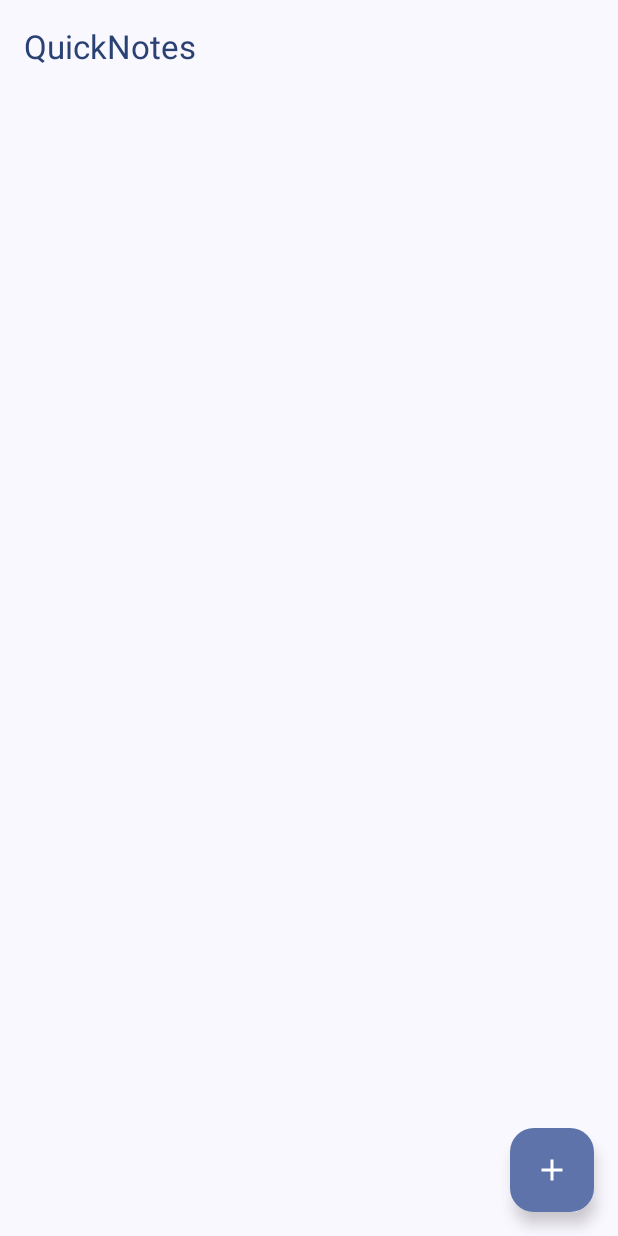
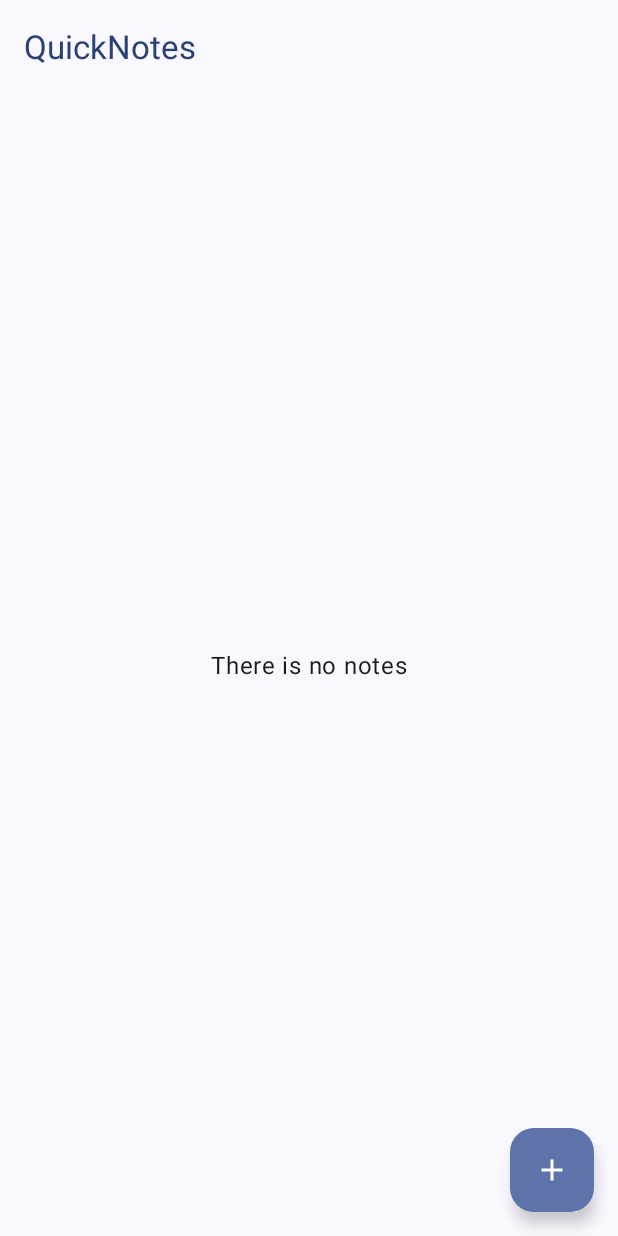
Before and after one commit to linxum/QuickNotes, an Android app built with Jetpack Compose: the screen it shows after launch (MainActivity), on a phone screen of 412 x 824 dp. Run offline under Robolectric (Android 15) with nearby library versions, the phone set to English and light mode, and no system bars; our stand-ins replace Room's generated code.

Commit message:
Added empty list message

```diff
--- a/app/src/main/java/com/smekhnyov/quicknotes/ui/noteList/NoteList.kt
+++ b/app/src/main/java/com/smekhnyov/quicknotes/ui/noteList/NoteList.kt
@@ -1,5 +1,7 @@
 package com.smekhnyov.quicknotes.ui.noteList
 
+import androidx.compose.foundation.layout.Box
+import androidx.compose.foundation.layout.fillMaxSize
 import androidx.compose.foundation.layout.padding
 import androidx.compose.foundation.lazy.LazyColumn
 import androidx.compose.material3.ExperimentalMaterial3Api
@@ -15,6 +17,8 @@ import com.smekhnyov.quicknotes.ui.theme.QuickNotesTheme
 import androidx.compose.material3.Icon
 import androidx.compose.material.icons.Icons
 import androidx.compose.material.icons.filled.Add
+import androidx.compose.ui.Alignment
+import androidx.compose.ui.Modifier
 import com.smekhnyov.quicknotes.data.Note
 import com.smekhnyov.quicknotes.ui.components.NoteListItem
 
@@ -46,13 +50,24 @@ fun NoteList(
                 }
             }
         ) { innerPadding ->
-            LazyColumn(modifier = androidx.compose.ui.Modifier.padding(innerPadding)) {
+            if (notes.isEmpty()) {
+                Box(
+                    modifier = Modifier
+                        .fillMaxSize()
+                        .padding(innerPadding),
+                    contentAlignment = Alignment.Center
+                ) {
+                    Text(text = stringResource(R.string.empty_note_list))
+                }
+            } else {
+                LazyColumn(modifier = Modifier.padding(innerPadding)) {
                     items(notes.size) { index ->
                         NoteListItem(
                             title = notes[index].title,
                             body = notes[index].body,
                             onClick = { onNoteClick(notes[index].id) }
                         )
+                    }
                 }
             }
         }
@@ -71,3 +86,13 @@ fun NoteListPreview() {
         onNoteClick = { /* Handle note click */ },
         onAddNote = { /* Handle add note */ })
 }
+
+@Preview
+@Composable
+fun NoteListEmptyPreview() {
+    NoteList(
+        notes = emptyList(),
+        onNoteClick = { /* Handle note click */ },
+        onAddNote = { /* Handle add note */ }
+    )
+}
--- a/app/src/main/res/values/strings.xml
+++ b/app/src/main/res/values/strings.xml
@@ -11,4 +11,5 @@
     <string name="no">No</string>
     <string name="delete_confirm">Confirm delete this note</string>
     <string name="last_update">"Last update: "</string>
+    <string name="empty_note_list">There is no notes</string>
 </resources>
```
Also changed, not shown: 1 other file. Lines whose indentation alone changed are shown as unchanged.
